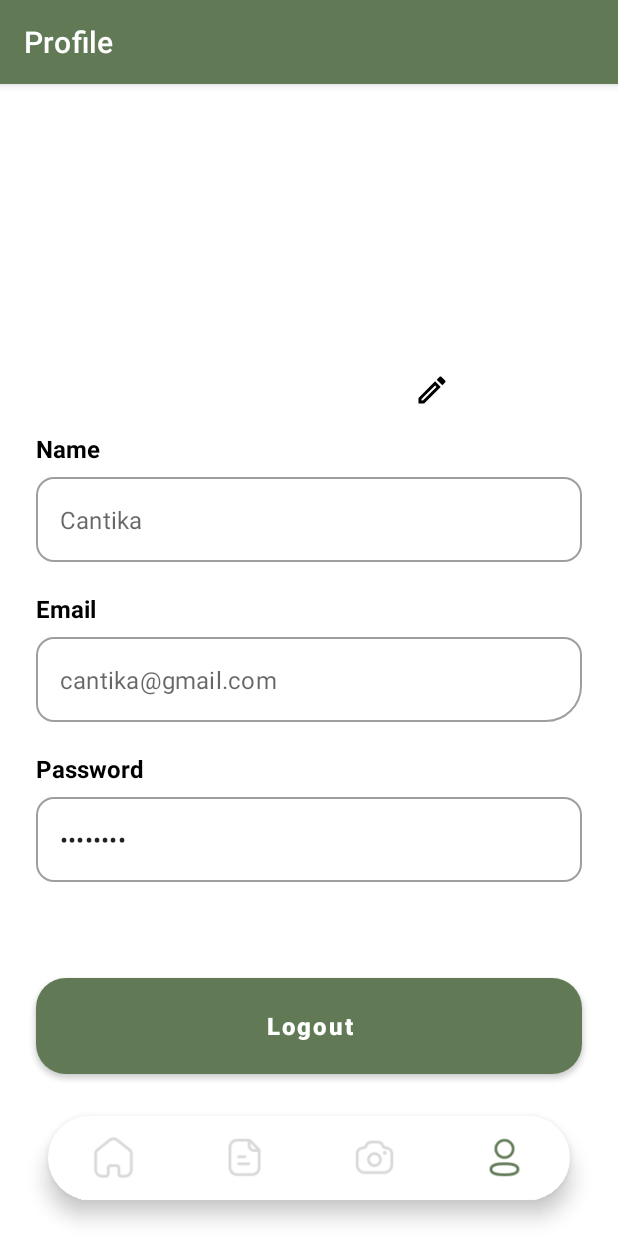
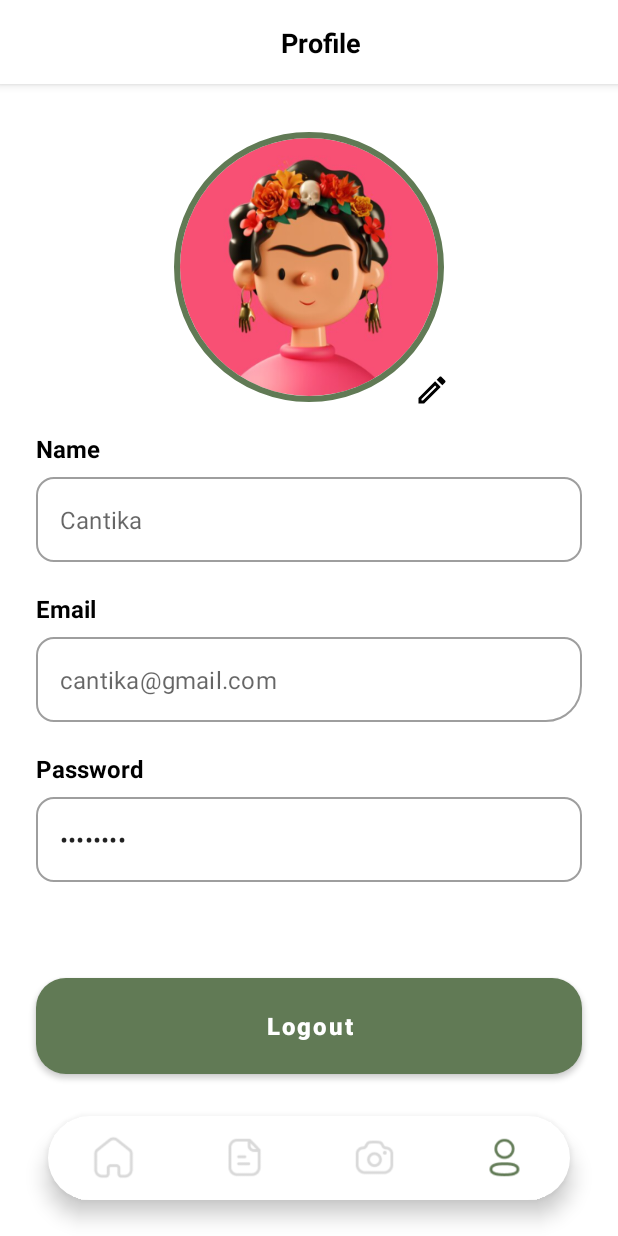
Before and after one commit to yudhah52/Skin-Sight-Apps, an Android app: the ProfileFragment screen opened through its navigation route, on a phone screen of 412 x 824 dp. Run offline under Robolectric (Android 15) with nearby library versions, the phone set to English and light mode, and no system bars; our stand-ins replace CircleImageView, navigation-ui.

Commit message:
up toolbar

```diff
--- a/app/src/main/java/com/yhezra/skinsightapps/ui/MainMenuActivity.kt
+++ b/app/src/main/java/com/yhezra/skinsightapps/ui/MainMenuActivity.kt
@@ -2,6 +2,7 @@ package com.yhezra.skinsightapps.ui
 
 import androidx.appcompat.app.AppCompatActivity
 import android.os.Bundle
+import androidx.appcompat.widget.Toolbar
 import androidx.navigation.findNavController
 import androidx.navigation.ui.AppBarConfiguration
 import androidx.navigation.ui.setupActionBarWithNavController
@@ -19,9 +20,14 @@ class MainMenuActivity : AppCompatActivity() {
         binding = ActivityMainMenuBinding.inflate(layoutInflater)
         setContentView(binding.root)
 
+        val toolbar: Toolbar = findViewById(R.id.toolbar)
+        setSupportActionBar(toolbar)
+
         val bottomNavView: BottomNavigationView = binding.bottomNavView
         val bottomNavController = findNavController(R.id.bottom_nav_host_fragment)
-
+        bottomNavController.addOnDestinationChangedListener { _, destination, _ ->
+            binding.toolbar.tvToolbarTitle.text = destination.label
+        }
         val appBarConfiguration = AppBarConfiguration(
             setOf(
                 R.id.navigation_home,
--- a/app/src/main/res/layout/activity_main_menu.xml
+++ b/app/src/main/res/layout/activity_main_menu.xml
@@ -6,16 +6,20 @@
     android:layout_height="match_parent"
     tools:context=".ui.MainMenuActivity">
 
+    <include
+        android:id="@+id/toolbar"
+        layout="@layout/toolbar" />
+
     <fragment
         android:id="@+id/bottom_nav_host_fragment"
         android:name="androidx.navigation.fragment.NavHostFragment"
         android:layout_width="match_parent"
-        android:layout_height="match_parent"
+        android:layout_height="0dp"
         app:defaultNavHost="true"
         app:layout_constraintBottom_toBottomOf="parent"
         app:layout_constraintLeft_toLeftOf="parent"
         app:layout_constraintRight_toRightOf="parent"
-        app:layout_constraintTop_toTopOf="parent"
+        app:layout_constraintTop_toBottomOf="@id/toolbar"
         app:navGraph="@navigation/bottom_navigation" />
 
     <com.google.android.material.bottomnavigation.BottomNavigationView
--- a/app/src/main/res/layout/activity_onboarding.xml
+++ b/app/src/main/res/layout/activity_onboarding.xml
@@ -7,7 +7,7 @@
   tools:context=".ui.onboard.OnboardingActivity">
 
   <ImageView
-    android:id="@+id/img_logo"
+    android:id="@+id/img_onboard"
     android:layout_width="310dp"
     android:layout_height="240dp"
     android:layout_marginTop="64dp"
@@ -31,7 +31,7 @@
     android:textStyle="bold"
     app:layout_constraintEnd_toEndOf="parent"
     app:layout_constraintStart_toStartOf="parent"
-    app:layout_constraintTop_toBottomOf="@id/img_logo" />
+    app:layout_constraintTop_toBottomOf="@id/img_onboard" />
 
   <Button
     android:id="@+id/btn_onboard"
--- a/app/src/main/res/layout/fragment_profile.xml
+++ b/app/src/main/res/layout/fragment_profile.xml
@@ -20,7 +20,7 @@
       app:layout_constraintEnd_toEndOf="parent"
       app:layout_constraintStart_toStartOf="parent"
       app:layout_constraintTop_toTopOf="parent"
-      tools:src="@drawable/img_profile" />
+      android:src="@drawable/img_profile" />
 
     <ImageButton
       android:id="@+id/btn_iv_edit_profile"
--- a/app/src/main/res/layout/toolbar.xml
+++ b/app/src/main/res/layout/toolbar.xml
@@ -15,6 +15,7 @@
         <ImageView
             android:id="@+id/toolbar_logo"
             android:layout_width="wrap_content"
+            android:visibility="gone"
             android:layout_height="wrap_content"
             android:layout_marginEnd="10dp"
             android:src="@drawable/ic_arrow_back"
@@ -24,22 +25,19 @@
             app:layout_constraintStart_toStartOf="parent"/>
 
         <TextView
-            android:id="@+id/toolbar_title"
+            android:id="@+id/tv_toolbar_title"
             android:layout_width="wrap_content"
             android:layout_height="wrap_content"
             android:text="@string/app_name"
             android:textColor="@color/black"
             android:textSize="18sp"
             android:textStyle="bold"
-            tools:ignore="TextContrastCheck"
+            app:layout_constraintBottom_toBottomOf="parent"
+            app:layout_constraintEnd_toEndOf="parent"
+            app:layout_constraintStart_toStartOf="parent"
             app:layout_constraintTop_toTopOf="parent"
-            app:layout_constraintBottom_toBottomOf="parent"
-            app:layout_constraintStart_toStartOf="parent"
-            app:layout_constraintEnd_toEndOf="parent"/>
+            tools:ignore="TextContrastCheck" />
 
     </androidx.constraintlayout.widget.ConstraintLayout>
 
-
-
-
 </androidx.appcompat.widget.Toolbar>
--- a/app/src/main/res/values-night/themes.xml
+++ b/app/src/main/res/values-night/themes.xml
@@ -14,12 +14,12 @@
         <!-- Customize your theme here. -->
     </style>
 
-    <style name="RoundedCorner20">
+    <style name="roundedCorner20">
         <item name="cornerFamily">rounded</item>
         <item name="cornerSize">20dp</item>
     </style>
 
-    <style name="RoundedCorner10">
+    <style name="roundedCorner10">
         <item name="cornerFamily">rounded</item>
         <item name="cornerSize">10dp</item>
     </style>
--- a/app/src/main/res/values/themes.xml
+++ b/app/src/main/res/values/themes.xml
@@ -1,6 +1,6 @@
 <resources xmlns:tools="http://schemas.android.com/tools">
     <!-- Base application theme. -->
-    <style name="Theme.SkinSightApps" parent="Theme.MaterialComponents.DayNight.DarkActionBar">
+    <style name="Theme.SkinSightApps" parent="Theme.MaterialComponents.DayNight.NoActionBar">
         <!-- Primary brand color. -->
         <item name="colorPrimary">@color/dark_green</item>
         <item name="colorPrimaryVariant">@color/light_green</item>
@@ -15,12 +15,12 @@
         <item name="colorTertiary">@color/dark_green</item>
     </style>
 
-    <style name="RoundedCorner20">
+    <style name="roundedCorner20">
         <item name="cornerFamily">rounded</item>
         <item name="cornerSize">20dp</item>
     </style>
 
-    <style name="RoundedCorner10">
+    <style name="roundedCorner10">
         <item name="cornerFamily">rounded</item>
         <item name="cornerSize">10dp</item>
     </style>
```
Also changed, not shown: app/src/main/res/layout/activity_login.xml (+9 -8 lines), app/src/main/res/layout/activity_sign_up.xml (+6 -5 lines), app/src/main/res/drawable-v24/img_logo_horizontal.png (added).
